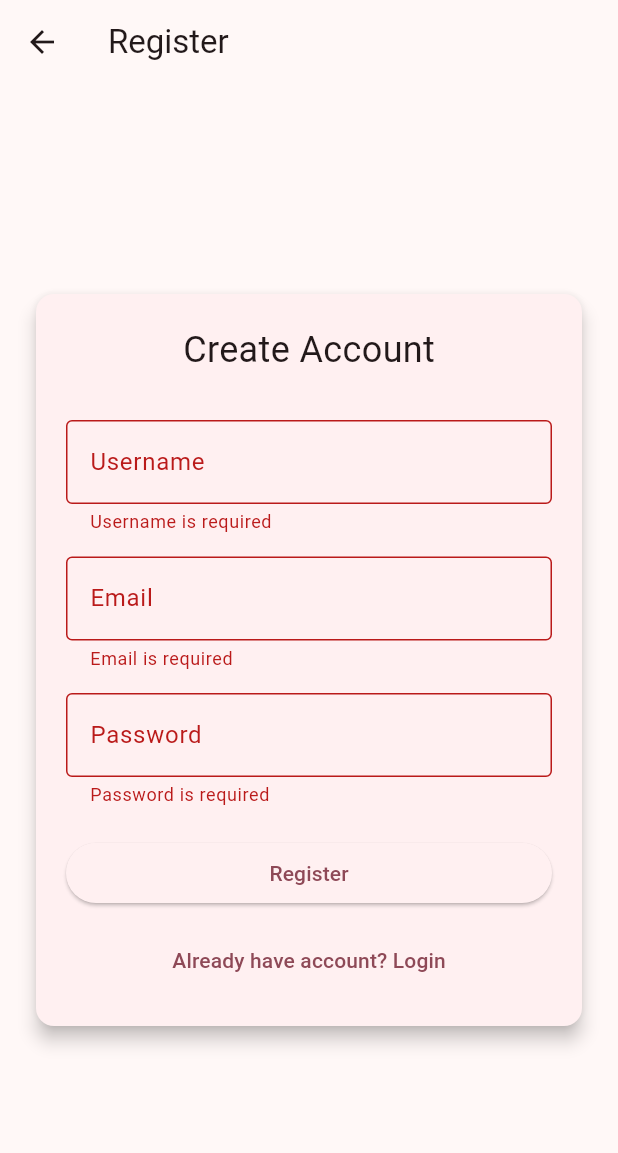
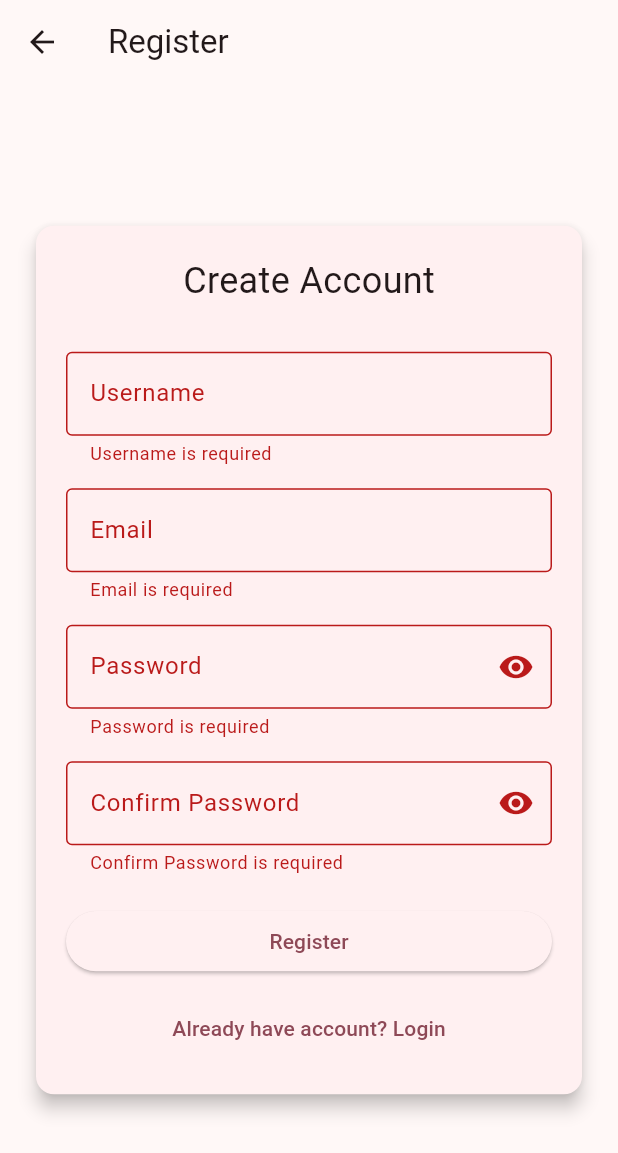
Before and after one commit to noicombep/prm393, a Flutter app: the SignupScreen screen opened by its route, after a tap on "Register", on a phone screen of 412 x 824 dp. Shown: the top 1153 px of the screen. Run offline on Flutter 3.47's test engine with Material 3 defaults, Android fonts, the phone set to English and light mode, and no system bars; our stand-ins replace dio, qr_flutter, shared_preferences; accounts and stored records are empty.

Commit message:
duy pull

```diff
--- a/lib/main.dart
+++ b/lib/main.dart
@@ -14,9 +14,7 @@ class MyApp extends StatelessWidget {
   @override
   Widget build(BuildContext context) {
     return MultiProvider(
-      providers: [
-        ChangeNotifierProvider(create: (_) => CartProvider()),
-      ],
+      providers: [ChangeNotifierProvider(create: (_) => CartProvider())],
       child: MaterialApp(
         debugShowCheckedModeBanner: false,
         title: 'TeddyBear Store 🧸',
--- a/lib/screens/register_screen.dart
+++ b/lib/screens/register_screen.dart
@@ -13,11 +13,14 @@ class _SignupScreenState extends State<SignupScreen> {
   final usernameController = TextEditingController();
   final emailController = TextEditingController();
   final passwordController = TextEditingController();
-
+  final confirmPasswordController = TextEditingController();
   String? usernameError;
   String? emailError;
   String? passwordError;
+  String? confirmPasswordError;
   String? alertMessage;
+  bool showPassword = false;
+  bool showConfirmPassword = false;
 
   bool loading = false;
 
@@ -25,12 +28,18 @@ class _SignupScreenState extends State<SignupScreen> {
 
   void validateForm() {
     setState(() {
-      usernameError =
-          usernameController.text.isEmpty ? "Username is required" : null;
-      emailError =
-          emailController.text.isEmpty ? "Email is required" : null;
-      passwordError =
-          passwordController.text.isEmpty ? "Password is required" : null;
+      usernameError = usernameController.text.isEmpty
+          ? "Username is required"
+          : null;
+      emailError = emailController.text.isEmpty ? "Email is required" : null;
+      passwordError = passwordController.text.isEmpty
+          ? "Password is required"
+          : null;
+      confirmPasswordError = confirmPasswordController.text.isEmpty
+          ? "Confirm Password is required"
+          : passwordController.text != confirmPasswordController.text
+          ? "Confirm Password does not match with Password"
+          : null;
     });
   }
 
@@ -39,7 +48,8 @@ class _SignupScreenState extends State<SignupScreen> {
 
     if (usernameError != null ||
         emailError != null ||
-        passwordError != null) {
+        passwordError != null ||
+        confirmPasswordError != null) {
       return;
     }
 
@@ -57,9 +67,9 @@ class _SignupScreenState extends State<SignupScreen> {
 
       if (success) {
         if (mounted) {
-          ScaffoldMessenger.of(context).showSnackBar(
-            const SnackBar(content: Text("Register success")),
-          );
+          ScaffoldMessenger.of(
+            context,
+          ).showSnackBar(const SnackBar(content: Text("Register success")));
 
           Navigator.pushReplacementNamed(context, AppRoutes.login);
         }
@@ -70,7 +80,7 @@ class _SignupScreenState extends State<SignupScreen> {
       }
     } catch (e) {
       setState(() {
-        alertMessage = "Error: $e";
+        alertMessage = e.toString();
       });
     } finally {
       setState(() {
@@ -84,6 +94,7 @@ class _SignupScreenState extends State<SignupScreen> {
     usernameController.dispose();
     emailController.dispose();
     passwordController.dispose();
+    confirmPasswordController.dispose();
     super.dispose();
   }
 
@@ -145,23 +156,54 @@ class _SignupScreenState extends State<SignupScreen> {
                     // Password
                     TextField(
                       controller: passwordController,
-                      obscureText: true,
+                      obscureText: !showPassword,
                       decoration: InputDecoration(
                         labelText: "Password",
                         errorText: passwordError,
                         border: const OutlineInputBorder(),
+                        suffixIcon: IconButton(
+                          icon: Icon(
+                            showPassword
+                                ? Icons.visibility_off
+                                : Icons.visibility,
+                          ),
+                          onPressed: () =>
+                              setState(() => showPassword = !showPassword),
+                        ),
+                      ),
+                    ),
+                    // Confirm Password
+                    const SizedBox(height: 15),
+                    TextField(
+                      controller: confirmPasswordController,
+                      obscureText: !showConfirmPassword,
+                      decoration: InputDecoration(
+                        labelText: "Confirm Password",
+                        errorText: confirmPasswordError,
+                        border: const OutlineInputBorder(),
+                        suffixIcon: IconButton(
+                          icon: Icon(
+                            showConfirmPassword
+                                ? Icons.visibility_off
+                                : Icons.visibility,
+                          ),
+                          onPressed: () => setState(
+                            () => showConfirmPassword = !showConfirmPassword,
+                          ),
+                        ),
                       ),
                     ),
 
                     const SizedBox(height: 20),
-
                     // Button
                     SizedBox(
                       width: double.infinity,
                       child: ElevatedButton(
                         onPressed: loading ? null : handleRegister,
                         child: loading
-                            ? const CircularProgressIndicator(color: Colors.white)
+                            ? const CircularProgressIndicator(
+                                color: Colors.white,
+                              )
                             : const Text("Register"),
                       ),
                     ),
@@ -173,7 +215,7 @@ class _SignupScreenState extends State<SignupScreen> {
                         Navigator.pushNamed(context, AppRoutes.login);
                       },
                       child: const Text("Already have account? Login"),
-                    )
+                    ),
                   ],
                 ),
               ),
--- a/lib/services/auth_service.dart
+++ b/lib/services/auth_service.dart
@@ -2,17 +2,19 @@ import 'package:dio/dio.dart';
 import '../services/session_service.dart';
 
 class AuthService {
-  final Dio _dio = Dio(BaseOptions(
+  final Dio _dio = Dio(
+    BaseOptions(
       baseUrl: "https://api.shopgau.store/api",
       headers: {"Content-Type": "application/json"},
-  ));
+    ),
+  );
 
   Future<bool> login(String email, String password) async {
     try {
-      final res = await _dio.post("/auth/login", data: {
-        "email": email,
-        "password": password
-      });
+      final res = await _dio.post(
+        "/auth/login",
+        data: {"email": email, "password": password},
+      );
 
       final token = res.data['token'];
 
@@ -27,14 +29,26 @@ class AuthService {
 
   Future<bool> register(String username, String email, String password) async {
     try {
-    await _dio.post("/auth/register", data: {
-      "username": username,
-      "email": email,
-      "password": password
-    });
+      await _dio.post(
+        "/auth/register",
+        data: {"username": username, "email": email, "password": password},
+      );
       return true;
     } catch (e) {
-    return false;
+      if (e is DioException) {
+        final data = e.response?.data;
+        if (data != null && data['message'] != null) {
+          throw data['message'];
+        }
+        if (data != null && data['errors'] != null) {
+          final errors = data['errors'] as Map;
+          final firstError = errors.values.first;
+          if (firstError is List && firstError.isNotEmpty) {
+            throw firstError.first.toString();
           }
         }
       }
+      throw "Register failed";
+    }
+  }
+}
```
Also changed, not shown: pubspec.lock, 1 other file. Lines whose indentation alone changed are shown as unchanged.
